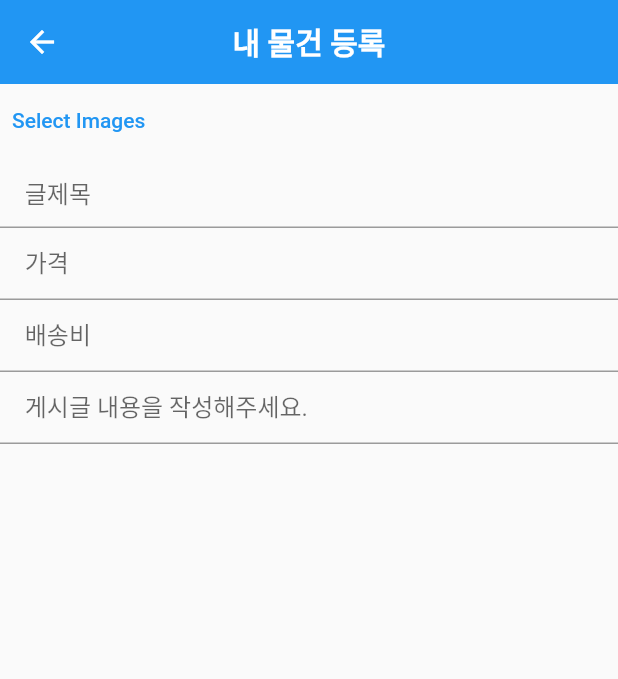
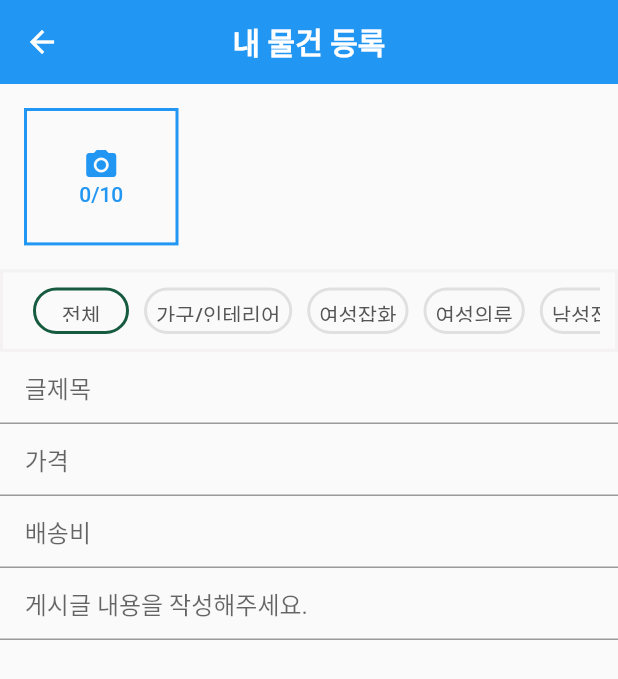
Before and after one commit to hwanny7/Re_Slow, a Flutter app: the CreateArticle screen opened directly, on a phone screen of 412 x 824 dp. Shown: the top 679 px of the screen. Run offline on Flutter 3.47's test engine with Material 2 defaults, Android fonts, the phone set to English and light mode, and no system bars; our stand-ins replace carousel_slider, dio, image_picker, shared_preferences; accounts and stored records are empty; Roboto replaces fonts that are missing (NanumSquare).

Commit message:
:art: 물건 등록페이지 UI 및 기능 추가

```diff
--- a/frontend/lib/pages/market/create_article.dart
+++ b/frontend/lib/pages/market/create_article.dart
@@ -1,4 +1,5 @@
 import 'package:flutter/material.dart';
+import 'package:reslow/widgets/common/category_tap_bar.dart';
 import 'package:reslow/widgets/common/custom_app_bar.dart';
 import 'package:image_picker/image_picker.dart';
 import 'dart:io';
@@ -12,6 +13,26 @@ class CreateArticle extends StatefulWidget {
 
 class _CreateArticleState extends State<CreateArticle> {
   List<File> selectedImages = [];
+  ScrollController? scrollController;
+  final int maxImageCount = 10;
+
+  @override
+  void initState() {
+    super.initState();
+    scrollController = ScrollController();
+  }
+
+  @override
+  void dispose() {
+    scrollController!.dispose();
+    super.dispose();
+  }
+
+  void _removeImage(int index) {
+    setState(() {
+      selectedImages.removeAt(index);
+    });
+  }
 
   Future<void> _openMultiImagePicker() async {
     final picker = ImagePicker();
@@ -19,7 +40,6 @@ class _CreateArticleState extends State<CreateArticle> {
     if (pickedFiles.isNotEmpty) {
       for (var pickedFile in pickedFiles) {
         File imageFile = File(pickedFile.path);
-        print(imageFile);
         setState(() {
           selectedImages.add(imageFile);
         });
@@ -32,35 +52,80 @@ class _CreateArticleState extends State<CreateArticle> {
   @override
   Widget build(BuildContext context) {
     final width = MediaQuery.of(context).size.width;
+    final height = MediaQuery.of(context).size.height;
+
     String title = '';
-    print(title.isEmpty);
     return SafeArea(
         child: Scaffold(
             appBar: CustomAppBar(
               title: '내 물건 등록',
             ),
-            body: Column(
+            body: SingleChildScrollView(
+                child: Column(
               children: [
-                Row(
-                  children: [
-                    TextButton(
-                      onPressed: _openMultiImagePicker,
-                      child: Text('Select Images'),
-                    ),
-                    // Container(
-                    //     height: 200,
-                    //     child: ListView.builder(
-                    //       scrollDirection: Axis.horizontal,
-                    //       itemCount: selectedImages.length,
-                    //       itemBuilder: (context, index) {
-                    //         return Padding(
-                    //           padding: const EdgeInsets.all(8.0),
-                    //           child: Image.file(selectedImages[index]),
-                    //         );
-                    //       },
-                    //     ))
-                  ],
-                ),
+                Container(
+                    height: height * 0.15,
+                    padding: EdgeInsets.all(16.0),
+                    child: ListView.builder(
+                      controller: scrollController,
+                      scrollDirection: Axis.horizontal,
+                      itemCount: selectedImages.length + 1,
+                      itemBuilder: (context, index) {
+                        if (index == 0) {
+                          return Container(
+                              child: TextButton(
+                                  onPressed: _openMultiImagePicker,
+                                  child: Align(
+                                      alignment: Alignment.center,
+                                      child: Column(
+                                        mainAxisSize: MainAxisSize.min,
+                                        children: [
+                                          Icon(Icons.photo_camera),
+                                          Text('${selectedImages.length}/10')
+                                        ],
+                                      ))),
+                              width: width * 0.25,
+                              decoration: BoxDecoration(
+                                border: Border.all(
+                                  color: Colors.blue, // Border color
+                                  width: 2.0, // Border width
+                                ),
+                              ));
+                        } else {
+                          return Stack(
+                            children: [
+                              Container(
+                                margin: const EdgeInsets.only(left: 8.0),
+                                child: Image.file(
+                                  selectedImages[index - 1],
+                                  width: width * 0.25,
+                                  height: width * 0.25,
+                                  fit: BoxFit.cover,
+                                ),
+                              ),
+                              Positioned(
+                                  top: 10.0,
+                                  right: 8.0,
+                                  child: Transform.translate(
+                                      offset: const Offset(8.0, -8.0),
+                                      child: InkWell(
+                                          onTap: () => _removeImage(index - 1),
+                                          child: Container(
+                                            decoration: const BoxDecoration(
+                                              shape: BoxShape.circle,
+                                              color: Colors.black,
+                                            ),
+                                            child: const Icon(
+                                              Icons.close,
+                                              color: Colors.white,
+                                            ),
+                                          )))),
+                            ],
+                          );
+                        }
+                      },
+                    )),
+                const CategoryTapBar(),
                 TextField(
                   decoration: InputDecoration(
                     hintText: '글제목',
@@ -77,29 +142,47 @@ class _CreateArticleState extends State<CreateArticle> {
                 ),
                 TextField(
                   decoration: InputDecoration(
-                    labelText: '가격',
-                    floatingLabelBehavior: FloatingLabelBehavior.never,
+                    hintText: '가격',
+                    focusedBorder: const UnderlineInputBorder(
+                        borderSide: BorderSide(color: Color(0xFFBDBDBD))),
                     contentPadding: EdgeInsets.symmetric(
                         vertical: 0, horizontal: width * 0.04),
                   ),
+                  onChanged: (value) => {
+                    setState(() {
+                      title = value;
+                    })
+                  },
                 ),
                 TextField(
                   decoration: InputDecoration(
-                    labelText: '배송비',
-                    floatingLabelBehavior: FloatingLabelBehavior.never,
+                    hintText: '배송비',
+                    focusedBorder: const UnderlineInputBorder(
+                        borderSide: BorderSide(color: Color(0xFFBDBDBD))),
                     contentPadding: EdgeInsets.symmetric(
                         vertical: 0, horizontal: width * 0.04),
                   ),
+                  onChanged: (value) => {
+                    setState(() {
+                      title = value;
+                    })
+                  },
                 ),
                 TextField(
                   decoration: InputDecoration(
-                    labelText: '게시글 내용을 작성해주세요.',
-                    floatingLabelBehavior: FloatingLabelBehavior.never,
+                    hintText: '게시글 내용을 작성해주세요.',
+                    focusedBorder: const UnderlineInputBorder(
+                        borderSide: BorderSide(color: Color(0xFFBDBDBD))),
                     contentPadding: EdgeInsets.symmetric(
                         vertical: 0, horizontal: width * 0.04),
                   ),
+                  onChanged: (value) => {
+                    setState(() {
+                      title = value;
+                    })
+                  },
                 ),
               ],
-            )));
+            ))));
   }
 }
--- a/frontend/lib/widgets/common/category_tap_bar.dart
+++ b/frontend/lib/widgets/common/category_tap_bar.dart
@@ -40,9 +40,9 @@ class _CategoryTapBarState extends State<CategoryTapBar> {
     return Container(
         key: tabsContainerKey,
         padding: EdgeInsets.all(10.0),
-        margin: const EdgeInsets.only(
-          top: 12.0,
-        ),
+        // margin: const EdgeInsets.only(
+        //   top: 4.0,
+        // ),
         height: 55,
         decoration: BoxDecoration(
             border: Border.all(color: const Color(0xffF4F2F2), width: 2.0)),
@@ -92,7 +92,7 @@ class _CategoryTapBarState extends State<CategoryTapBar> {
                     ),
                   ),
                 ),
-                child: Text('의류'),
+                child: Text('가구/인테리어'),
                 onPressed: () {
                   _scrollToButton(containerKey2, 1);
                 },
@@ -116,7 +116,7 @@ class _CategoryTapBarState extends State<CategoryTapBar> {
                     ),
                   ),
                 ),
-                child: Text('서적'),
+                child: Text('여성잡화'),
                 onPressed: () {
                   _scrollToButton(containerKey3, 2);
                 },
@@ -140,7 +140,7 @@ class _CategoryTapBarState extends State<CategoryTapBar> {
                     ),
                   ),
                 ),
-                child: Text('바나나'),
+                child: Text('여성의류'),
                 onPressed: () {
                   _scrollToButton(containerKey4, 3);
                 },
@@ -164,7 +164,7 @@ class _CategoryTapBarState extends State<CategoryTapBar> {
                     ),
                   ),
                 ),
-                child: Text('수영장'),
+                child: Text('남성잡화'),
                 onPressed: () {
                   _scrollToButton(containerKey5, 4);
                 },
@@ -188,7 +188,7 @@ class _CategoryTapBarState extends State<CategoryTapBar> {
                     ),
                   ),
                 ),
-                child: Text('전체'),
+                child: Text('남성의류'),
                 onPressed: () {
                   _scrollToButton(containerKey6, 5);
                 },
@@ -212,7 +212,7 @@ class _CategoryTapBarState extends State<CategoryTapBar> {
                     ),
                   ),
                 ),
-                child: Text('전체'),
+                child: Text('뷰티/미용'),
                 onPressed: () {
                   _scrollToButton(containerKey7, 6);
                 },
--- a/frontend/lib/widgets/common/search_bar.dart
+++ b/frontend/lib/widgets/common/search_bar.dart
@@ -4,7 +4,7 @@ class MySearchBar extends StatelessWidget {
   @override
   Widget build(BuildContext context) {
     return Container(
-      margin: const EdgeInsets.only(top: 15.0),
+      margin: const EdgeInsets.only(top: 15.0, bottom: 15.0),
       width: MediaQuery.of(context).size.width * 0.92,
       decoration: BoxDecoration(
         color: Colors.grey[200],
```
